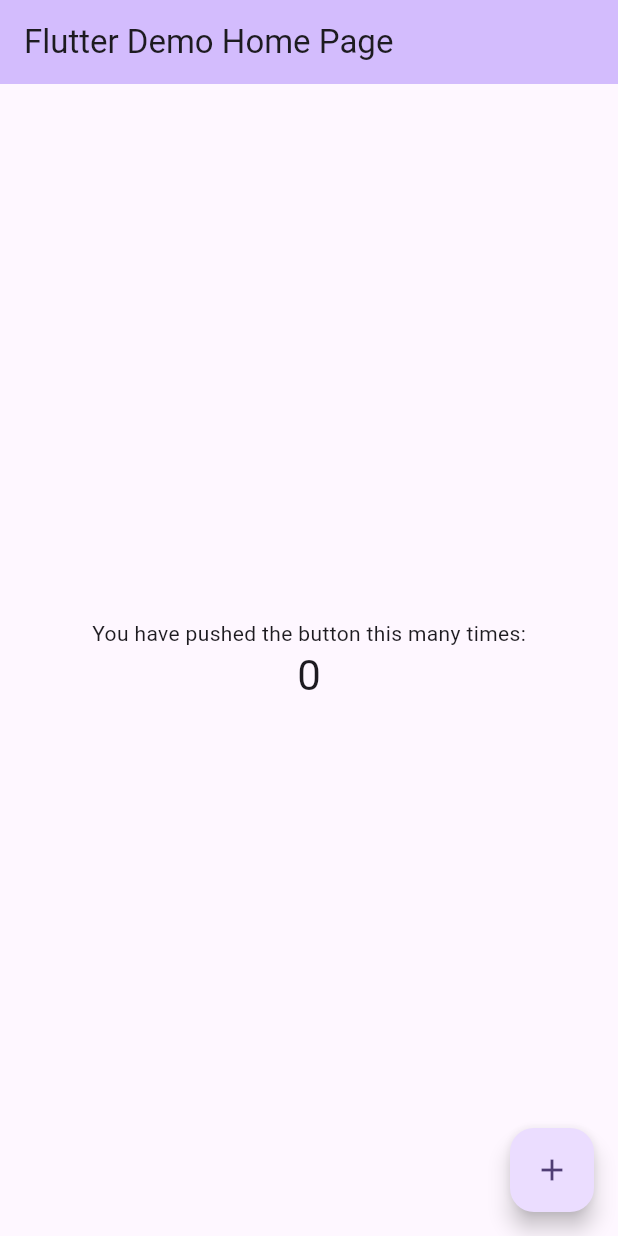
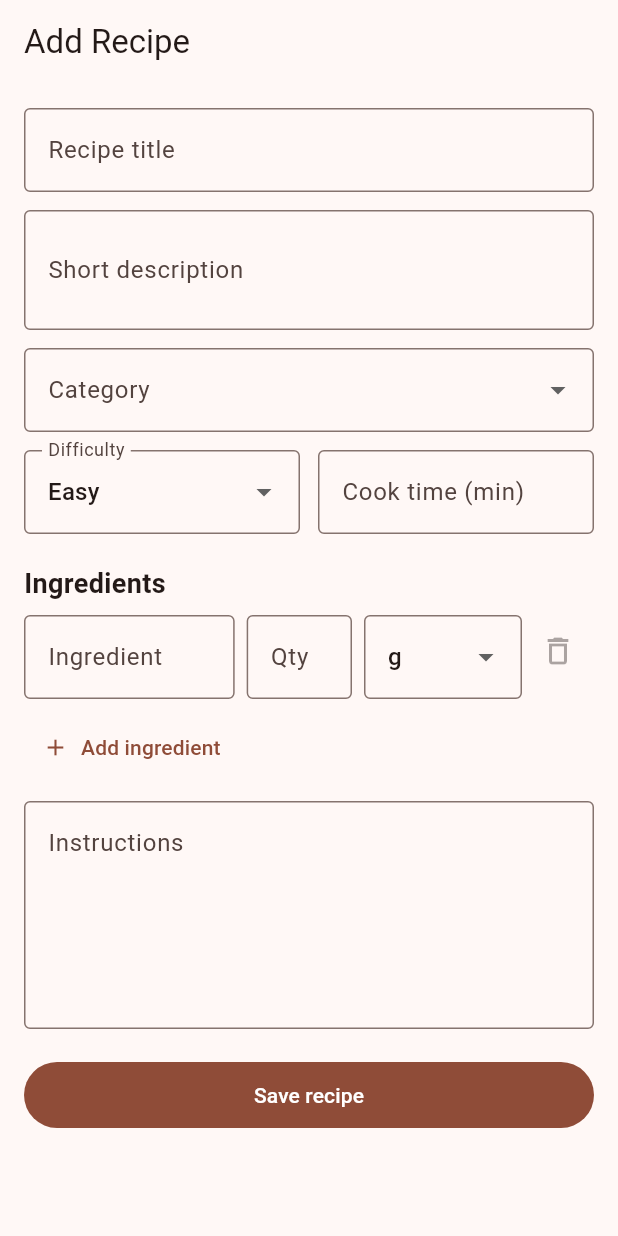
Before and after one commit to Rehn-0/CookNest, a Flutter app: the screen it shows after launch, on a phone screen of 412 x 824 dp. Run offline on Flutter 3.47's test engine with Material 3 defaults, Android fonts, the light colour scheme and no system bars.

Commit message:
Add Add Recipe screen with textboxes and dropdowns

```diff
--- /dev/null
+++ b/lib/add_recipe_screen.dart
@@ -0,0 +1,267 @@
+import 'package:flutter/material.dart';
+
+class IngredientRow {
+  final TextEditingController name = TextEditingController();
+  final TextEditingController quantity = TextEditingController();
+  String unit = 'g';
+
+  void dispose() {
+    name.dispose();
+    quantity.dispose();
+  }
+}
+
+class AddRecipeScreen extends StatefulWidget {
+  const AddRecipeScreen({super.key});
+
+  @override
+  State<AddRecipeScreen> createState() => _AddRecipeScreenState();
+}
+
+class _AddRecipeScreenState extends State<AddRecipeScreen> {
+  final _formKey = GlobalKey<FormState>();
+  final _title = TextEditingController();
+  final _description = TextEditingController();
+  final _instructions = TextEditingController();
+  final _cookTime = TextEditingController();
+
+  static const categories = [
+    'Breakfast',
+    'Lunch',
+    'Dinner',
+    'Dessert',
+    'Snack',
+    'Drinks',
+  ];
+  static const difficulties = ['Easy', 'Medium', 'Hard'];
+  static const units = ['g', 'kg', 'ml', 'l', 'tsp', 'tbsp', 'cup', 'piece'];
+
+  String? _category;
+  String _difficulty = 'Easy';
+  final List<IngredientRow> _ingredients = [IngredientRow()];
+
+  @override
+  void dispose() {
+    _title.dispose();
+    _description.dispose();
+    _instructions.dispose();
+    _cookTime.dispose();
+    for (final row in _ingredients) {
+      row.dispose();
+    }
+    super.dispose();
+  }
+
+  void _addIngredient() {
+    setState(() => _ingredients.add(IngredientRow()));
+  }
+
+  void _removeIngredient(int index) {
+    setState(() {
+      _ingredients[index].dispose();
+      _ingredients.removeAt(index);
+    });
+  }
+
+  void _submit() {
+    if (!_formKey.currentState!.validate()) return;
+
+    final recipe = {
+      'title': _title.text.trim(),
+      'description': _description.text.trim(),
+      'instructions': _instructions.text.trim(),
+      'cook_time_minutes': int.parse(_cookTime.text.trim()),
+      'category': _category,
+      'difficulty': _difficulty,
+      'ingredients': _ingredients
+          .map(
+            (r) => {
+              'name': r.name.text.trim(),
+              'quantity': double.parse(r.quantity.text.trim()),
+              'unit': r.unit,
+            },
+          )
+          .toList(),
+    };
+
+    debugPrint(recipe.toString());
+    ScaffoldMessenger.of(context)
+        .showSnackBar(const SnackBar(content: Text('Recipe saved (demo)')));
+  }
+
+  @override
+  Widget build(BuildContext context) {
+    return Scaffold(
+      appBar: AppBar(title: const Text('Add Recipe')),
+      body: Form(
+        key: _formKey,
+        child: ListView(
+          padding: const EdgeInsets.all(16),
+          children: [
+            TextFormField(
+              controller: _title,
+              decoration: const InputDecoration(
+                labelText: 'Recipe title',
+                border: OutlineInputBorder(),
+              ),
+              validator: (v) =>
+                  (v == null || v.trim().isEmpty) ? 'Enter a title' : null,
+            ),
+            const SizedBox(height: 12),
+            TextFormField(
+              controller: _description,
+              maxLines: 2,
+              decoration: const InputDecoration(
+                labelText: 'Short description',
+                border: OutlineInputBorder(),
+              ),
+            ),
+            const SizedBox(height: 12),
+            DropdownButtonFormField<String>(
+              initialValue: _category,
+              decoration: const InputDecoration(
+                labelText: 'Category',
+                border: OutlineInputBorder(),
+              ),
+              items: categories
+                  .map((c) => DropdownMenuItem(value: c, child: Text(c)))
+                  .toList(),
+              onChanged: (v) => setState(() => _category = v),
+              validator: (v) => v == null ? 'Choose a category' : null,
+            ),
+            const SizedBox(height: 12),
+            Row(
+              children: [
+                Expanded(
+                  child: DropdownButtonFormField<String>(
+                    initialValue: _difficulty,
+                    decoration: const InputDecoration(
+                      labelText: 'Difficulty',
+                      border: OutlineInputBorder(),
+                    ),
+                    items: difficulties
+                        .map((d) => DropdownMenuItem(value: d, child: Text(d)))
+                        .toList(),
+                    onChanged: (v) => setState(() => _difficulty = v!),
+                  ),
+                ),
+                const SizedBox(width: 12),
+                Expanded(
+                  child: TextFormField(
+                    controller: _cookTime,
+                    keyboardType: TextInputType.number,
+                    decoration: const InputDecoration(
+                      labelText: 'Cook time (min)',
+                      border: OutlineInputBorder(),
+                    ),
+                    validator: (v) => int.tryParse(v?.trim() ?? '') == null
+                        ? 'Enter minutes'
+                        : null,
+                  ),
+                ),
+              ],
+            ),
+            const SizedBox(height: 20),
+            const Text(
+              'Ingredients',
+              style: TextStyle(fontSize: 18, fontWeight: FontWeight.bold),
+            ),
+            const SizedBox(height: 8),
+            for (int i = 0; i < _ingredients.length; i++)
+              Padding(
+                key: ObjectKey(_ingredients[i]),
+                padding: const EdgeInsets.only(bottom: 8),
+                child: Row(
+                  crossAxisAlignment: CrossAxisAlignment.start,
+                  children: [
+                    Expanded(
+                      flex: 4,
+                      child: TextFormField(
+                        controller: _ingredients[i].name,
+                        decoration: const InputDecoration(
+                          labelText: 'Ingredient',
+                          border: OutlineInputBorder(),
+                        ),
+                        validator: (v) =>
+                            (v == null || v.trim().isEmpty) ? 'Required' : null,
+                      ),
+                    ),
+                    const SizedBox(width: 8),
+                    Expanded(
+                      flex: 2,
+                      child: TextFormField(
+                        controller: _ingredients[i].quantity,
+                        keyboardType: const TextInputType.numberWithOptions(
+                          decimal: true,
+                        ),
+                        decoration: const InputDecoration(
+                          labelText: 'Qty',
+                          border: OutlineInputBorder(),
+                        ),
+                        validator: (v) =>
+                            double.tryParse(v?.trim() ?? '') == null
+                            ? 'Number'
+                            : null,
+                      ),
+                    ),
+                    const SizedBox(width: 8),
+                    Expanded(
+                      flex: 3,
+                      child: DropdownButtonFormField<String>(
+                        isExpanded: true,
+                        initialValue: _ingredients[i].unit,
+                        decoration: const InputDecoration(
+                          border: OutlineInputBorder(),
+                        ),
+                        items: units
+                            .map(
+                              (u) => DropdownMenuItem(value: u, child: Text(u)),
+                            )
+                            .toList(),
+                        onChanged: (v) =>
+                            setState(() => _ingredients[i].unit = v!),
+                      ),
+                    ),
+                    IconButton(
+                      icon: const Icon(Icons.delete_outline),
+                      onPressed: _ingredients.length > 1
+                          ? () => _removeIngredient(i)
+                          : null,
+                    ),
+                  ],
+                ),
+              ),
+            Align(
+              alignment: Alignment.centerLeft,
+              child: TextButton.icon(
+                onPressed: _addIngredient,
+                icon: const Icon(Icons.add),
+                label: const Text('Add ingredient'),
+              ),
+            ),
+            const SizedBox(height: 12),
+            TextFormField(
+              controller: _instructions,
+              maxLines: 5,
+              decoration: const InputDecoration(
+                labelText: 'Instructions',
+                alignLabelWithHint: true,
+                border: OutlineInputBorder(),
+              ),
+              validator: (v) =>
+                  (v == null || v.trim().isEmpty) ? 'Enter instructions' : null,
+            ),
+            const SizedBox(height: 20),
+            FilledButton(
+              onPressed: _submit,
+              child: const Padding(
+                padding: EdgeInsets.all(12),
+                child: Text('Save recipe'),
+              ),
+            ),
+          ],
+        ),
+      ),
+    );
+  }
+}
--- a/lib/main.dart
+++ b/lib/main.dart
@@ -1,122 +1,19 @@
 import 'package:flutter/material.dart';
 
-void main() {
-  runApp(const MyApp());
-}
+import 'add_recipe_screen.dart';
 
-class MyApp extends StatelessWidget {
-  const MyApp({super.key});
+void main() => runApp(const CookNestApp());
 
-  // This widget is the root of your application.
+class CookNestApp extends StatelessWidget {
+  const CookNestApp({super.key});
+
   @override
   Widget build(BuildContext context) {
     return MaterialApp(
-      title: 'Flutter Demo',
-      theme: ThemeData(
-        // This is the theme of your application.
-        //
-        // TRY THIS: Try running your application with "flutter run". You'll see
-        // the application has a purple toolbar. Then, without quitting the app,
-        // try changing the seedColor in the colorScheme below to Colors.green
-        // and then invoke "hot reload" (save your changes or press the "hot
-        // reload" button in a Flutter-supported IDE, or press "r" if you used
-        // the command line to start the app).
-        //
-        // Notice that the counter didn't reset back to zero; the application
-        // state is not lost during the reload. To reset the state, use hot
-        // restart instead.
-        //
-        // This works for code too, not just values: Most code changes can be
-        // tested with just a hot reload.
-        colorScheme: .fromSeed(seedColor: Colors.deepPurple),
-      ),
-      home: const MyHomePage(title: 'Flutter Demo Home Page'),
+      title: 'CookNest',
+      debugShowCheckedModeBanner: false,
+      theme: ThemeData(colorSchemeSeed: Colors.deepOrange, useMaterial3: true),
+      home: const AddRecipeScreen(),
     );
   }
 }
-
-class MyHomePage extends StatefulWidget {
-  const MyHomePage({super.key, required this.title});
-
-  // This widget is the home page of your application. It is stateful, meaning
-  // that it has a State object (defined below) that contains fields that affect
-  // how it looks.
-
-  // This class is the configuration for the state. It holds the values (in this
-  // case the title) provided by the parent (in this case the App widget) and
-  // used by the build method of the State. Fields in a Widget subclass are
-  // always marked "final".
-
-  final String title;
-
-  @override
-  State<MyHomePage> createState() => _MyHomePageState();
-}
-
-class _MyHomePageState extends State<MyHomePage> {
-  int _counter = 0;
-
-  void _incrementCounter() {
-    setState(() {
-      // This call to setState tells the Flutter framework that something has
-      // changed in this State, which causes it to rerun the build method below
-      // so that the display can reflect the updated values. If we changed
-      // _counter without calling setState(), then the build method would not be
-      // called again, and so nothing would appear to happen.
-      _counter++;
-    });
-  }
-
-  @override
-  Widget build(BuildContext context) {
-    // This method is rerun every time setState is called, for instance as done
-    // by the _incrementCounter method above.
-    //
-    // The Flutter framework has been optimized to make rerunning build methods
-    // fast, so that you can just rebuild anything that needs updating rather
-    // than having to individually change instances of widgets.
-    return Scaffold(
-      appBar: AppBar(
-        // TRY THIS: Try changing the color here to a specific color (to
-        // Colors.amber, perhaps?) and trigger a hot reload to see the AppBar
-        // change color while the other colors stay the same.
-        backgroundColor: Theme.of(context).colorScheme.inversePrimary,
-        // Here we take the value from the MyHomePage object that was created by
-        // the App.build method, and use it to set our appbar title.
-        title: Text(widget.title),
-      ),
-      body: Center(
-        // Center is a layout widget. It takes a single child and positions it
-        // in the middle of the parent.
-        child: Column(
-          // Column is also a layout widget. It takes a list of children and
-          // arranges them vertically. By default, it sizes itself to fit its
-          // children horizontally, and tries to be as tall as its parent.
-          //
-          // Column has various properties to control how it sizes itself and
-          // how it positions its children. Here we use mainAxisAlignment to
-          // center the children vertically; the main axis here is the vertical
-          // axis because Columns are vertical (the cross axis would be
-          // horizontal).
-          //
-          // TRY THIS: Invoke "debug painting" (choose the "Toggle Debug Paint"
-          // action in the IDE, or press "p" in the console), to see the
-          // wireframe for each widget.
-          mainAxisAlignment: .center,
-          children: [
-            const Text('You have pushed the button this many times:'),
-            Text(
-              '$_counter',
-              style: Theme.of(context).textTheme.headlineMedium,
-            ),
-          ],
-        ),
-      ),
-      floatingActionButton: FloatingActionButton(
-        onPressed: _incrementCounter,
-        tooltip: 'Increment',
-        child: const Icon(Icons.add),
-      ),
-    );
-  }
-}
```
